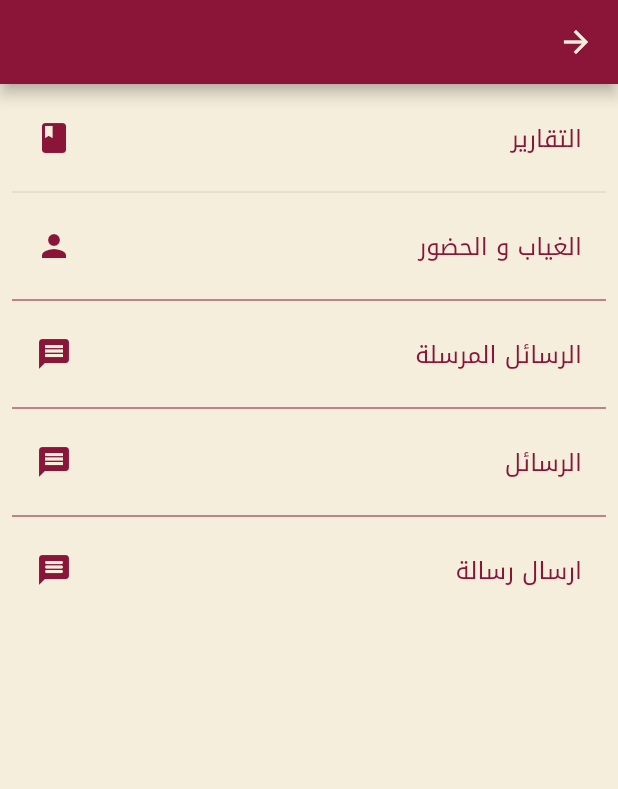
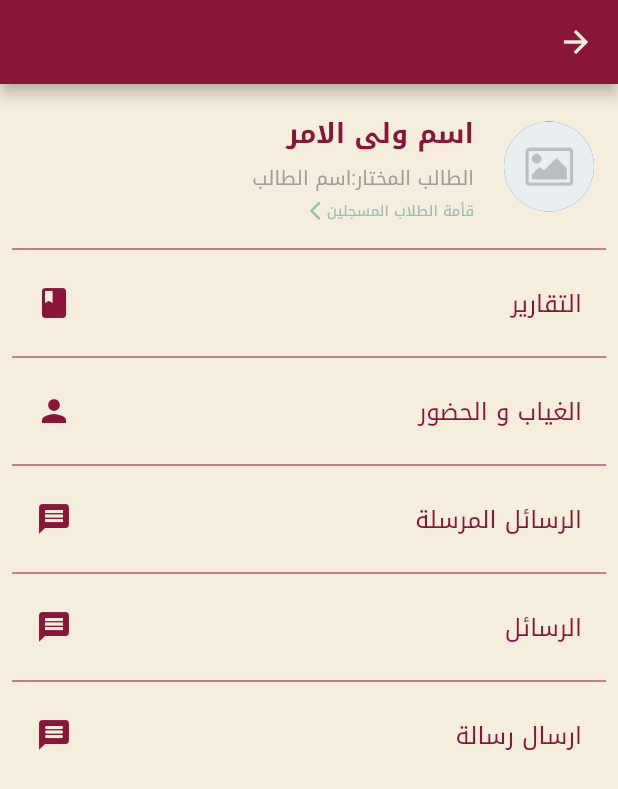
Before and after one commit to AhmedElbasha97/al_furqan_school, a Flutter app: the MyAccountParent screen opened directly, on a phone screen of 412 x 824 dp. Shown: the top 789 px of the screen. Run offline on Flutter 3.47's test engine with Material 2 defaults, Android fonts, the light colour scheme and no system bars; our stand-ins replace cached_network_image, carousel_slider, dio, flutter_html, shared_preferences; accounts and stored records are empty; network calls fail.

Commit message:
add student list to parent  list view

```diff
--- a/lib/views/homeScreen.dart
+++ b/lib/views/homeScreen.dart
@@ -1,6 +1,4 @@
 // ignore_for_file: file_names
-
-import 'dart:ffi';
 
 import 'package:cached_network_image/cached_network_image.dart';
 import 'package:carousel_slider/carousel_slider.dart';
--- a/lib/views/myAccoutParent.dart
+++ b/lib/views/myAccoutParent.dart
@@ -6,7 +6,9 @@ import 'package:al_furqan_school/globals/helpers.dart';
 import 'package:al_furqan_school/views/loggedUser/Messages/sendMessageStudent.dart';
 import 'package:al_furqan_school/views/parents/AttendanceScreen.dart';
 import 'package:al_furqan_school/views/parents/ReportsScreen.dart';
+import 'package:al_furqan_school/views/parents/students_list.dart';
 import 'package:flutter/material.dart';
+import 'package:flutter_html/flutter_html.dart';
 import '../globals/commonStyles.dart';
 import 'loggedUser/Messages/MessagesScreen.dart';
 import 'loggedUser/Messages/sentMessageScreen.dart';
@@ -29,6 +31,53 @@ class _MyAccountParentState extends State<MyAccountParent> {
         body: Padding(
             padding: const EdgeInsets.all(8.0),
             child: ListView(children: [
+              Padding(
+                padding: const EdgeInsets.all(8.0),
+                child: Row(
+                  children: [
+                    const CircleAvatar(
+                      radius: 30,
+                      backgroundImage:AssetImage("assets/images/imageplaceholder-image.jpg") ,
+                        ),
+                    const SizedBox(width: 20,),
+                    Column(
+                      crossAxisAlignment: CrossAxisAlignment.start,
+                      children: [
+                        Text("اسم ولى الامر",style: TextStyle(
+                          fontWeight: FontWeight.bold,
+                          fontSize: 18,
+                          color: mainColor
+                        ),
+                        ),
+                        const Text("الطالب المختار:اسم الطالب",style: TextStyle(
+                          fontSize: 13,
+                          color: Colors.grey
+                        ),
+                        ),
+                        InkWell(
+                          onTap: (){
+                            pushPage(
+                                context,
+                                const StudentListScreen());
+                          },
+                          child: Row(
+                            children: [
+                               Text("قأمة الطلاب المسجلين",style: TextStyle(
+
+                                fontSize: 10,
+                                color: teal
+                              ),
+                              ),
+                              Icon(Icons.arrow_forward_ios_rounded,color: teal,size: 15,)
+                            ],
+                          ),
+                        ),
+                      ],
+                    )
+                  ],
+                ),
+              ),
+              Divider(color: mainColor,),
               ListTile(
                 onTap: () {
                   pushPage(context, const ReportScreen());
@@ -38,7 +87,7 @@ class _MyAccountParentState extends State<MyAccountParent> {
                 ),
                 trailing:  Icon(Icons.book,color: mainColor),
               ),
-              const Divider(),
+               Divider(color: mainColor,),
               ListTile(
                   onTap: () {
                     pushPage(context, const AttendanceScreen());
```
Also changed, not shown: lib/views/parents/students_list.dart (added, +65 -0 lines).
